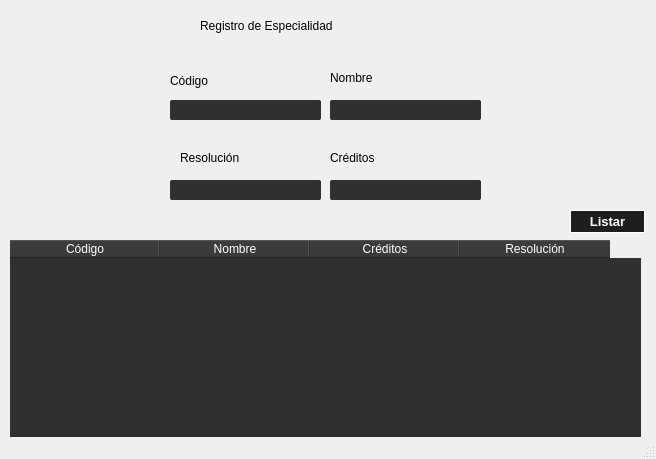
KevinValdezVargas/expert-broccoli, file UI/ventanaEspecialidad.ui: the form before one commit.
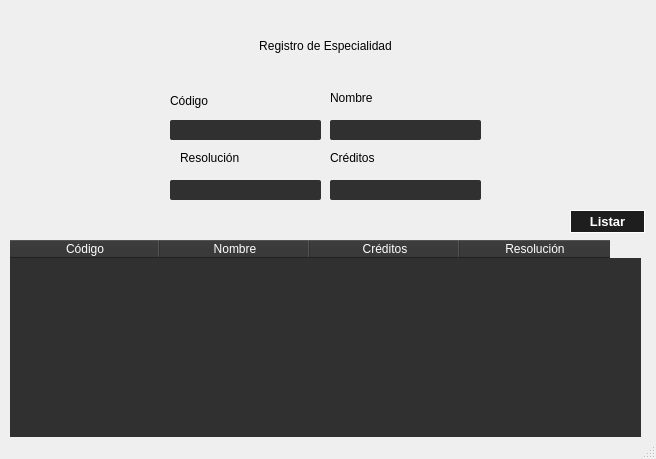
The form after the commit.

Commit message: Fixed center text on UIs

```diff
--- a/UI/ventanaEspecialidad.ui
+++ b/UI/ventanaEspecialidad.ui
@@ -69,7 +69,7 @@
     <property name="geometry">
      <rect>
       <x>170</x>
-      <y>70</y>
+      <y>90</y>
       <width>61</width>
       <height>21</height>
      </rect>
@@ -132,7 +132,7 @@
     <property name="geometry">
      <rect>
       <x>170</x>
-      <y>100</y>
+      <y>120</y>
       <width>151</width>
       <height>20</height>
      </rect>
@@ -161,9 +161,9 @@
    <widget class="QLabel" name="label">
     <property name="geometry">
      <rect>
-      <x>200</x>
-      <y>10</y>
-      <width>291</width>
+      <x>0</x>
+      <y>30</y>
+      <width>651</width>
       <height>31</height>
      </rect>
     </property>
@@ -174,12 +174,15 @@
     <property name="text">
      <string>Registro de Especialidad</string>
     </property>
+    <property name="alignment">
+     <set>Qt::AlignCenter</set>
+    </property>
    </widget>
    <widget class="QLabel" name="label_3">
     <property name="geometry">
      <rect>
       <x>330</x>
-      <y>70</y>
+      <y>90</y>
       <width>61</width>
       <height>16</height>
      </rect>
@@ -239,7 +242,7 @@
     <property name="geometry">
      <rect>
       <x>330</x>
-      <y>100</y>
+      <y>120</y>
       <width>151</width>
       <height>20</height>
      </rect>
```
The commit also changes 2 other files.
